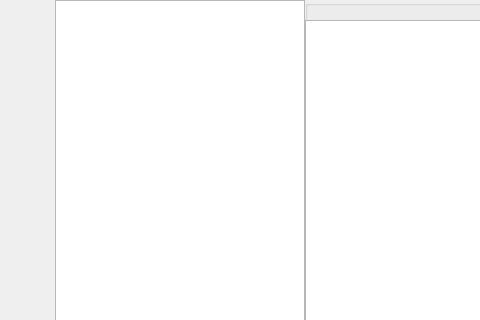
First picture: the form in ClientMain/MsgMain.ui, repository chenmingglin/QT-TCP-based-chat-software, before the edit; both pictures show x 0 to 480 and y 0 to 320 of the 850 by 592 pixel window.
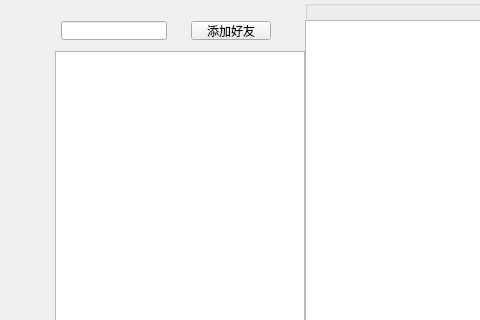
Second picture: the form after the edit.

Commit message: 添加好友

```diff
--- a/ClientMain/MsgMain.ui
+++ b/ClientMain/MsgMain.ui
@@ -50,9 +50,9 @@
     <property name="geometry">
      <rect>
       <x>55</x>
-      <y>0</y>
+      <y>51</y>
       <width>250</width>
-      <height>592</height>
+      <height>541</height>
      </rect>
     </property>
    </widget>
@@ -120,6 +120,54 @@
      </property>
     </widget>
    </widget>
+   <widget class="QWidget" name="widget_2" native="true">
+    <property name="geometry">
+     <rect>
+      <x>50</x>
+      <y>10</y>
+      <width>250</width>
+      <height>41</height>
+     </rect>
+    </property>
+    <layout class="QHBoxLayout" name="horizontalLayout">
+     <item>
+      <widget class="QLineEdit" name="search"/>
+     </item>
+     <item>
+      <spacer name="horizontalSpacer">
+       <property name="orientation">
+        <enum>Qt::Orientation::Horizontal</enum>
+       </property>
+       <property name="sizeHint" stdset="0">
+        <size>
+         <width>20</width>
+         <height>20</height>
+        </size>
+       </property>
+      </spacer>
+     </item>
+     <item>
+      <widget class="QPushButton" name="searchBtn">
+       <property name="text">
+        <string>添加好友</string>
+       </property>
+      </widget>
+     </item>
+     <item>
+      <spacer name="horizontalSpacer_2">
+       <property name="orientation">
+        <enum>Qt::Orientation::Horizontal</enum>
+       </property>
+       <property name="sizeHint" stdset="0">
+        <size>
+         <width>20</width>
+         <height>20</height>
+        </size>
+       </property>
+      </spacer>
+     </item>
+    </layout>
+   </widget>
   </widget>
  </widget>
  <layoutdefault spacing="6" margin="11"/>
```
The commit also changes 12 other files.
